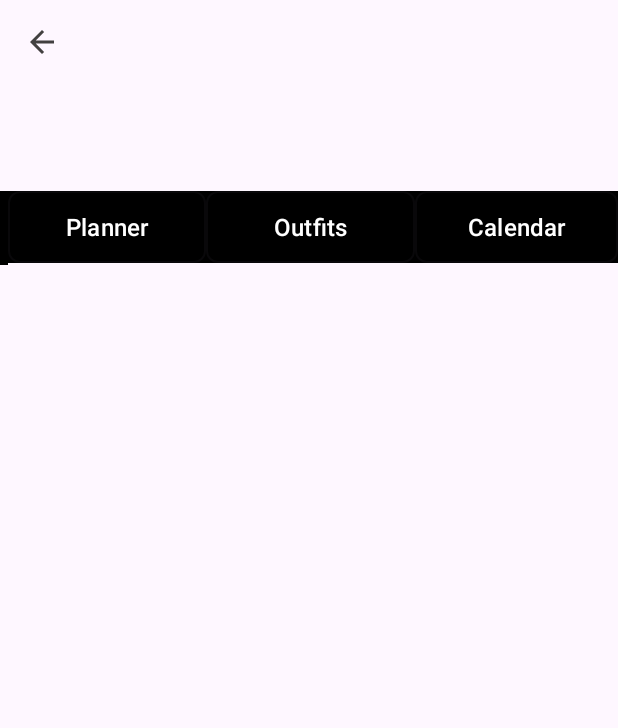
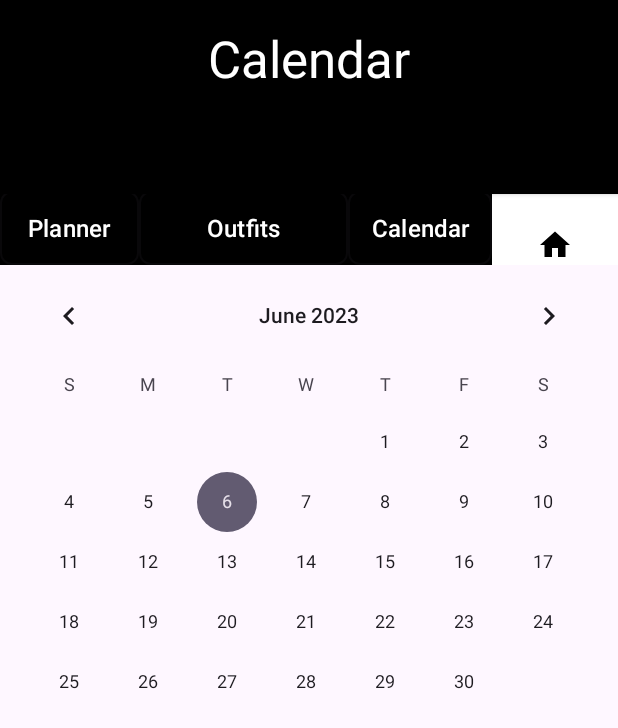
Before and after one commit to omar5o9/WardrobeWizard, an Android app: the calendar screen opened directly, with no data from a screen before it, on a phone screen of 412 x 824 dp. Shown: the top 728 px of the screen. Run offline under Robolectric (Android 15) with nearby library versions, the phone set to English and light mode, and no system bars.

Commit message:
calendar/closet done

```diff
--- a/app/src/main/java/wardrobewizard/LoadingScreen.java
+++ b/app/src/main/java/wardrobewizard/LoadingScreen.java
@@ -13,7 +13,7 @@ import com.google.firebase.auth.FirebaseUser;
 
 public class LoadingScreen extends AppCompatActivity {
 
-    private static final int LOADING_DURATION = 3000; // 3 seconds
+    private static final int LOADING_DURATION = 4000; // 3 seconds
     private LoadUserDataTask loadUserDataTask;
 
     @Override
--- a/app/src/main/java/wardrobewizard/calendar.java
+++ b/app/src/main/java/wardrobewizard/calendar.java
@@ -1,10 +1,13 @@
 package wardrobewizard;
 
+import android.content.Intent;
 import android.os.Bundle;
 import android.view.LayoutInflater;
 import android.view.View;
 import android.view.ViewGroup;
+import android.widget.Button;
 import android.widget.CalendarView;
+import android.widget.ImageButton;
 
 import androidx.annotation.NonNull;
 import androidx.appcompat.app.AppCompatActivity;
@@ -13,8 +16,52 @@ import androidx.fragment.app.Fragment;
 import com.example.wardrobewizard.R;
 
 public class calendar extends AppCompatActivity {
+
+    private Button plannerButton;
+    private Button outfitsButton;
+    private Button calendarButton;
+    private ImageButton home;
+
+
     protected void onCreate(Bundle savedInstanceState) {
         super.onCreate(savedInstanceState);
         setContentView(R.layout.calendar);
+
+        plannerButton = findViewById(R.id.plannerButton);
+        outfitsButton = findViewById(R.id.outfitsButton);
+        calendarButton = findViewById(R.id.calendarButton);
+        home = findViewById(R.id.homeButton);
+
+        plannerButton.setOnClickListener(new View.OnClickListener() {
+            @Override
+            public void onClick(View v) {
+                // Do nothing as we are already on the Planner page
+            }
+        });
+
+        outfitsButton.setOnClickListener(new View.OnClickListener() {
+            @Override
+            public void onClick(View v) {
+                // Start the Outfit Creator activity
+                startActivity(new Intent(calendar.this, outifit_creator.class));
+            }
+        });
+
+        calendarButton.setOnClickListener(new View.OnClickListener() {
+            @Override
+            public void onClick(View v) {
+                // Start the Calendar activity
+                startActivity(new Intent(calendar.this, calendar.class));
+            }
+        });
+
+        home.setOnClickListener(new View.OnClickListener() {
+            @Override
+            public void onClick(View v) {
+                // Start the Calendar activity
+                startActivity(new Intent(calendar.this, homepage.class));
+            }
+        });
+
     }
 }
--- a/app/src/main/res/layout/calendar.xml
+++ b/app/src/main/res/layout/calendar.xml
@@ -5,7 +5,21 @@
     android:layout_width="match_parent"
     android:layout_height="match_parent">
 
+
+    <TextView
+        android:id="@+id/titleTextView"
+        android:layout_width="match_parent"
+        android:layout_height="129dp"
+        android:background="@color/black"
+        android:elevation="2dp"
+        android:padding="16dp"
+        android:text="Calendar"
+        android:textAlignment="center"
+        android:textColor="@color/white"
+        android:textSize="34sp" />
+
     <!-- Top Navigation Menu -->
+
     <LinearLayout
         android:id="@+id/navigationMenu"
         android:layout_width="match_parent"
@@ -14,11 +28,8 @@
         android:layout_marginTop="127dp"
         android:orientation="horizontal">
 
-        <!-- Back button -->
-
         <!-- Logo or app name -->
 
-        <!-- Buttons -->
         <TextView
             android:id="@+id/logoTextView"
             android:layout_width="match_parent"
@@ -38,6 +49,8 @@
             android:layout_height="wrap_content"
             android:background="@color/black"
             android:orientation="horizontal">
+
+
 
             <Button
                 android:id="@+id/plannerButton"
@@ -65,6 +78,16 @@
                 android:text="Calendar"
                 android:textColor="@color/white" />
 
+            <ImageButton
+                android:id="@+id/homeButton"
+                android:layout_width="84dp"
+                android:layout_height="71dp"
+                android:background="@color/white"
+                android:contentDescription="Home Button"
+                android:onClick="goToHomePage"
+                android:padding="8dp"
+                android:src="@drawable/ic_home" />
+
         </LinearLayout>
     </LinearLayout>
 
@@ -73,14 +96,14 @@
         android:layout_height="match_parent"
         android:layout_below="@id/navigationMenu">
 
+        <!-- CalendarView -->
+        <CalendarView
+            android:id="@+id/calendarView"
+            android:layout_width="match_parent"
+            android:layout_height="match_parent" />
+
     </ScrollView>
 
-    <ImageButton
-        android:id="@+id/backButton"
-        android:layout_width="wrap_content"
-        android:layout_height="wrap_content"
-        android:background="@android:color/transparent"
-        android:padding="16dp"
-        android:src="@drawable/baseline_arrow_back_24" />
+
 
 </RelativeLayout>
```
Also changed, not shown: app/src/main/java/wardrobewizard/other_clothes.java (+12 -0 lines), app/src/main/java/wardrobewizard/pants.java (+12 -0 lines), app/src/main/java/wardrobewizard/shirts.java (+12 -0 lines), app/src/main/java/wardrobewizard/shoes.java (+12 -0 lines), app/src/main/res/layout/add_pic.xml (+6 -6 lines), app/src/main/res/layout/closet.xml (+12 -12 lines), app/src/main/res/layout/other.xml (+43 -20 lines), app/src/main/res/layout/pants.xml (+14 -10 lines), app/src/main/res/layout/planner.xml (+4 -5 lines), app/src/main/res/layout/shirts.xml (+16 -12 lines), app/src/main/res/layout/shoes.xml (+29 -12 lines).
